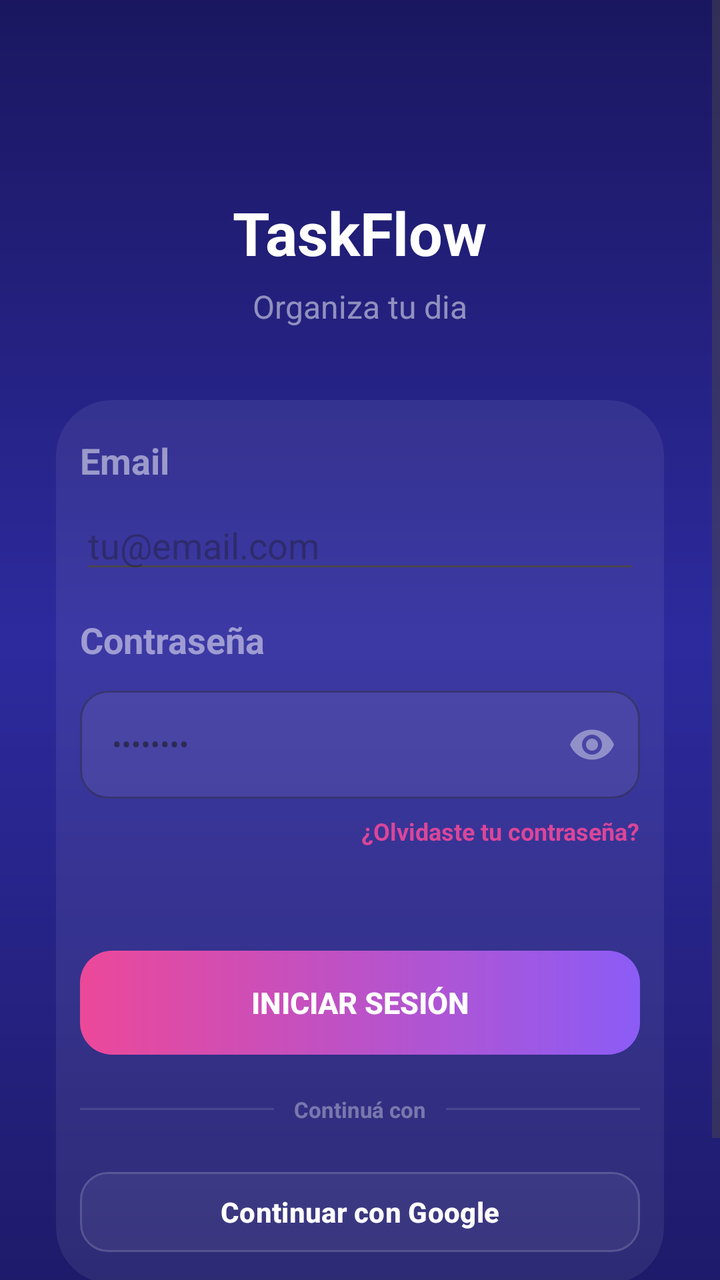
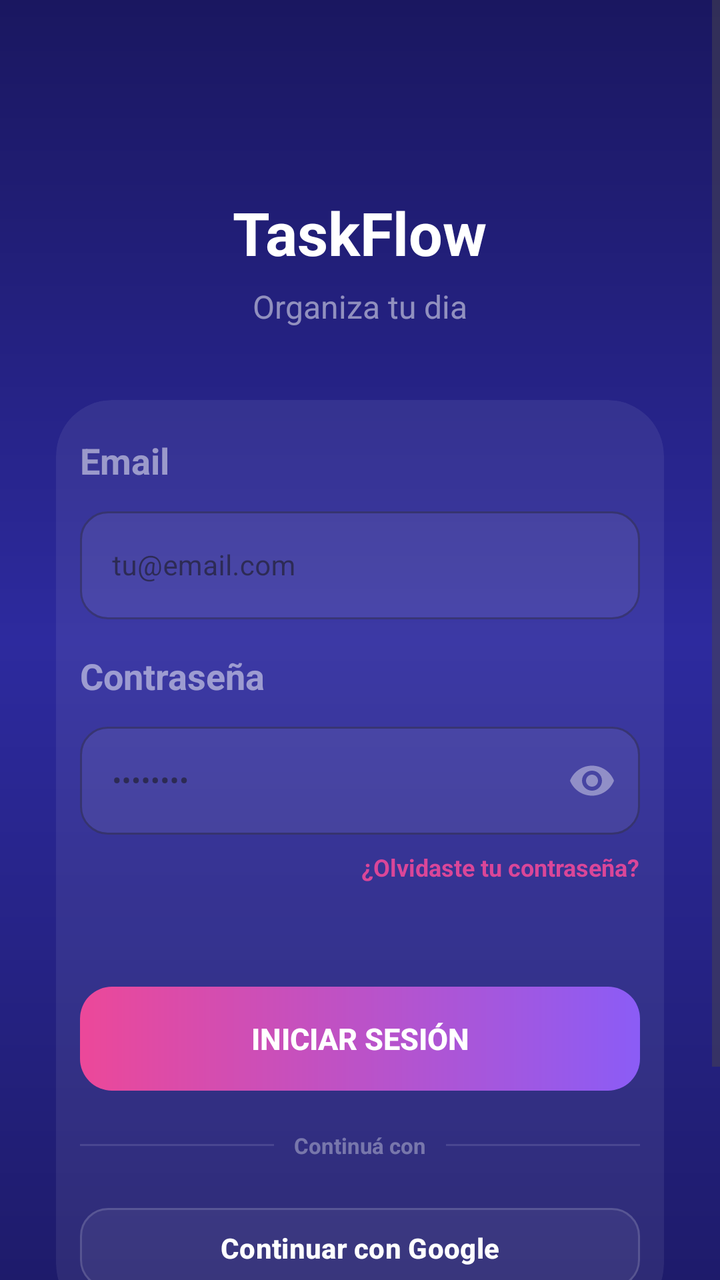

Compare the two renders of this Android layout. The source of the first and the diff that turns it into the second are given below.
<!-- AndroidManifest.xml: application theme Theme.AppTareas -->
<!-- res/layout/login.xml -->
<?xml version="1.0" encoding="utf-8"?>
<ScrollView
    xmlns:android="http://schemas.android.com/apk/res/android"
    android:layout_width="match_parent"
    android:layout_height="match_parent"
    xmlns:app="http://schemas.android.com/apk/res-auto"
    android:background="@drawable/bg_gradient_login"
    android:fillViewport="true"> 

    <LinearLayout
        android:layout_width="match_parent"
        android:layout_height="wrap_content"
        android:orientation="vertical"
        android:gravity="center_horizontal"
        android:paddingStart="28dp"
        android:paddingEnd="28dp"
        android:paddingTop="80dp"
        android:paddingBottom="40dp">

        <TextView
            android:layout_width="wrap_content"
            android:layout_height="wrap_content"
            android:layout_marginTop="16dp"
            android:text="TaskFlow"
            android:textColor="#FFFFFF"
            android:textSize="30sp"
            android:textStyle="bold" />

        <TextView
        android:layout_width="wrap_content"
        android:layout_height="wrap_content"
        android:layout_marginTop="6dp"
        android:text="Organiza tu dia"
        android:textColor="#80FFFFFF"
        android:textSize="16sp"
         />

    
    <androidx.cardview.widget.CardView
        android:layout_width="match_parent"
        android:layout_height="wrap_content"
        android:layout_marginTop="36dp"
        app:cardCornerRadius="28dp"
        app:cardBackgroundColor="#12FFFFFF"
        app:cardElevation="0dp">

        <LinearLayout
            android:layout_width="match_parent"
            android:layout_height="wrap_content"
            android:orientation="vertical"
            android:padding="12dp">

            
            <TextView
                android:layout_width="wrap_content"
                android:layout_height="wrap_content"
                android:layout_marginTop="6dp"
                android:text="Email"
                android:textColor="#80FFFFFF"
                android:textSize="18sp"
                android:textStyle="bold"


                />

            <com.google.android.material.textfield.TextInputEditText
                android:id="@+id/tilEmail"
                android:layout_width="match_parent"
                android:layout_height="match_parent"
                android:layout_marginTop="8dp"
                android:hint="tu@email.com"



                >
            </com.google.android.material.textfield.TextInputEditText>

            <TextView
            android:layout_width="wrap_content"
            android:layout_height="wrap_content"
            android:layout_marginTop="16dp"
            android:text="Contraseña"
            android:textColor="#80FFFFFF"
            android:textSize="18sp"
            android:textStyle="bold"
             />


            
            <com.google.android.material.textfield.TextInputLayout
                android:id="@+id/tilPassword"
                android:layout_width="match_parent"
                android:layout_height="wrap_content"
                android:layout_marginTop="8dp"
                style="@style/Widget.MaterialComponents.TextInputLayout.OutlinedBox"
                app:boxCornerRadiusTopStart="14dp"
                app:boxCornerRadiusTopEnd="14dp"
                app:boxCornerRadiusBottomStart="14dp"
                app:boxCornerRadiusBottomEnd="14dp"

                app:boxStrokeWidth="1dp"
                app:boxBackgroundColor="#12FFFFFF"
                app:startIconTint="#66FFFFFF"
                app:endIconMode="password_toggle"
                app:endIconTint="#66FFFFFF"
                >

                <com.google.android.material.textfield.TextInputEditText
                    android:id="@+id/etpassword"
                    android:layout_width="match_parent"
                    android:layout_height="54dp"
                    android:hint="••••••••"
                    android:textColor="#FFFFFF"
                    android:textColorHint="#4DFFFFFF"
                    android:inputType="textPassword"
                    android:textSize="14sp" />

            </com.google.android.material.textfield.TextInputLayout>

            
            <TextView
                android:id="@+id/forgotPassword"
                android:layout_width="wrap_content"
                android:layout_height="wrap_content"
                android:layout_gravity="end"
                android:layout_marginTop="8dp"
                android:clickable="true"
                android:focusable="true"
                android:minHeight="48dp"
                android:text="¿Olvidaste tu contraseña?"
                android:textColor="#E6EC4899"
                android:textSize="12sp"
                android:textStyle="bold" />

            
            <Button
                android:id="@+id/btnLogin"
                android:layout_width="match_parent"
                android:layout_height="52dp"
                android:layout_marginTop="20dp"
                android:text="Iniciar sesión"
                android:textColor="#FFFFFF"
                android:background="@drawable/bg_button_gradient"
                app:backgroundTint="@null"
                android:textSize="15sp"
                android:textStyle="bold"
                android:stateListAnimator="@null"
                android:elevation="0dp" />

            
            <LinearLayout
                android:layout_width="match_parent"
                android:layout_height="wrap_content"
                android:orientation="horizontal"
                android:gravity="center_vertical"
                android:layout_marginTop="20dp"
                android:layout_marginBottom="20dp">

                <View
                    android:layout_width="0dp"
                    android:layout_height="1dp"
                    android:layout_weight="1"
                    android:background="#1FFFFFFF" />

                <TextView
                    android:layout_width="wrap_content"
                    android:layout_height="wrap_content"
                    android:paddingStart="10dp"
                    android:paddingEnd="10dp"
                    android:text="Continuá con"
                    android:textColor="#59FFFFFF"
                    android:textSize="11sp"
                    android:textStyle="bold" />

                <View
                    android:layout_width="0dp"
                    android:layout_height="1dp"
                    android:layout_weight="1"
                    android:background="#1FFFFFFF" />

            </LinearLayout>

            <com.google.android.material.button.MaterialButton
                android:id="@+id/btnGoogle"
                android:layout_width="match_parent"
                android:layout_height="48dp"
                android:text="Continuar con Google"
                android:textColor="#FFFFFF"
                android:textSize="14sp"
                android:textStyle="bold"
                app:strokeColor="#26FFFFFF"
                app:strokeWidth="1dp"
                app:cornerRadius="14dp"
                app:backgroundTint="#0DFFFFFF"
                android:elevation="0dp"
                android:stateListAnimator="@null" />


        </LinearLayout>


    </androidx.cardview.widget.CardView>



        
        <LinearLayout
            android:layout_width="wrap_content"
            android:layout_height="wrap_content"
            android:orientation="horizontal"
            android:layout_marginTop="20dp">

            <TextView
                android:layout_width="wrap_content"
                android:layout_height="wrap_content"
                android:text="¿No tenés cuenta? "
                android:textColor="#73FFFFFF"
                android:textSize="13sp" />

            <TextView
                android:id="@+id/tvSignUp"
                android:layout_width="wrap_content"
                android:layout_height="wrap_content"
                android:text="Registrate"
                android:textColor="#E6EC4899"
                android:textSize="13sp"
                android:textStyle="bold"
                android:clickable="true"
                android:focusable="true" />

        </LinearLayout>



    </LinearLayout>


</ScrollView>
<!-- resources referenced by this layout -->
<resources>
  <!-- drawable bg_button_gradient (drawable) -->
  <?xml version="1.0" encoding="utf-8"?>
  <shape xmlns:android="http://schemas.android.com/apk/res/android"
      android:shape="rectangle">
      <gradient
          android:type="linear"
          android:angle="0"
          android:startColor="#FFEC4899"
          android:endColor="#FF8B5CF6" />
      <corners android:radius="16dp" />
  </shape>
  <!-- drawable bg_gradient_login (drawable) -->
  <?xml version="1.0" encoding="utf-8"?>
  <shape xmlns:android="http://schemas.android.com/apk/res/android">
  
      <gradient
          android:type="linear"
          android:angle="160"
          android:startColor="#FF1A1760"
          android:centerColor="#FF2D2A9E"
          android:endColor="#FF1E1B6B" />
  
  
  </shape>
  <style name="Theme.AppTareas" parent="Base.Theme.AppTareas" />
  <style name="Base.Theme.AppTareas" parent="Theme.Material3.DayNight.NoActionBar">
          
          
      </style>
</resources>

<!-- the commit's change to res/layout/login.xml (unified diff, before → after) -->
@@ -58,33 +58,42 @@
                 android:text="Email"
                 android:textColor="#80FFFFFF"
                 android:textSize="18sp"
-                android:textStyle="bold"
-
-
-                />
-
-            <com.google.android.material.textfield.TextInputEditText
+                android:textStyle="bold" />
+
+            <com.google.android.material.textfield.TextInputLayout
                 android:id="@+id/tilEmail"
                 android:layout_width="match_parent"
-                android:layout_height="match_parent"
+                android:layout_height="wrap_content"
                 android:layout_marginTop="8dp"
-                android:hint="tu@email.com"
-
-
-
-                >
-            </com.google.android.material.textfield.TextInputEditText>
-
-            <TextView
-            android:layout_width="wrap_content"
-            android:layout_height="wrap_content"
-            android:layout_marginTop="16dp"
-            android:text="Contraseña"
-            android:textColor="#80FFFFFF"
-            android:textSize="18sp"
-            android:textStyle="bold"
-             />
-
+                style="@style/Widget.MaterialComponents.TextInputLayout.OutlinedBox"
+                app:boxCornerRadiusTopStart="14dp"
+                app:boxCornerRadiusTopEnd="14dp"
+                app:boxCornerRadiusBottomStart="14dp"
+                app:boxCornerRadiusBottomEnd="14dp"
+                app:boxStrokeWidth="1dp"
+                app:boxBackgroundColor="#12FFFFFF"
+                app:startIconTint="#66FFFFFF">
+
+                <com.google.android.material.textfield.TextInputEditText
+                    android:id="@+id/etEmail"
+                    android:layout_width="match_parent"
+                    android:layout_height="54dp"
+                    android:hint="tu@email.com"
+                    android:textColor="#FFFFFF"
+                    android:textColorHint="#4DFFFFFF"
+                    android:inputType="textEmailAddress"
+                    android:textSize="14sp" />
+
+            </com.google.android.material.textfield.TextInputLayout>
+
+            <TextView
+                android:layout_width="wrap_content"
+                android:layout_height="wrap_content"
+                android:layout_marginTop="16dp"
+                android:text="Contraseña"
+                android:textColor="#80FFFFFF"
+                android:textSize="18sp"
+                android:textStyle="bold" />
 
             
             <com.google.android.material.textfield.TextInputLayout
@@ -226,7 +235,9 @@
                 android:textSize="13sp"
                 android:textStyle="bold"
                 android:clickable="true"
-                android:focusable="true" />
+                android:focusable="true"
+                android:minHeight="48dp"
+                android:gravity="center_vertical" />
 
         </LinearLayout>
 
